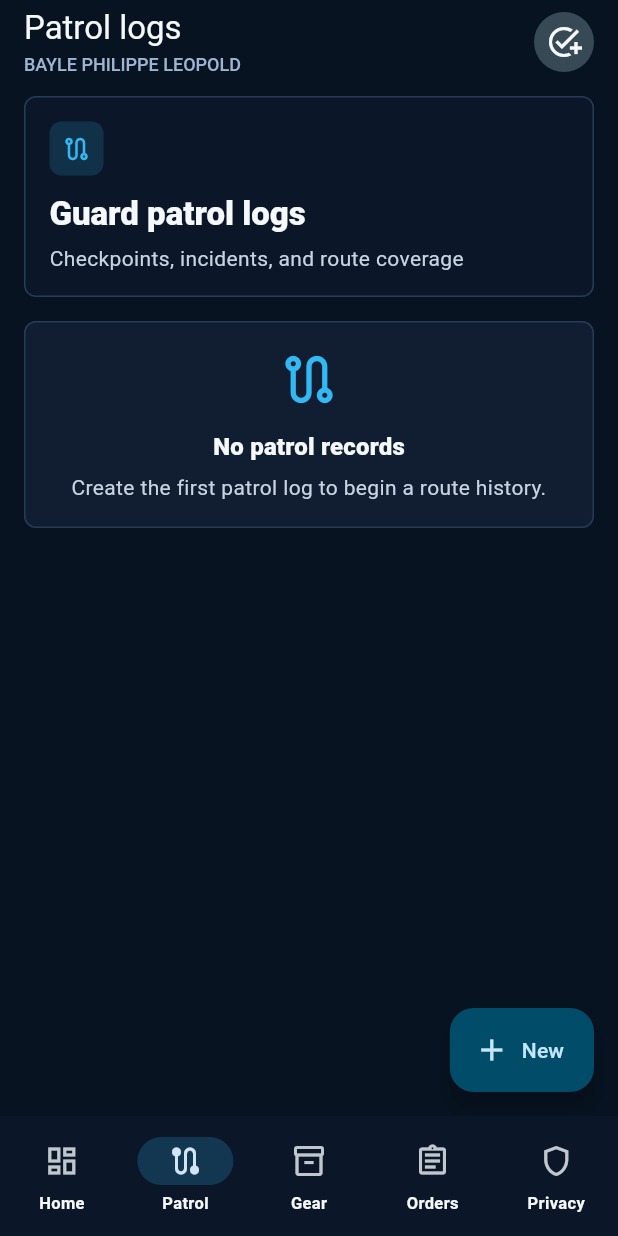
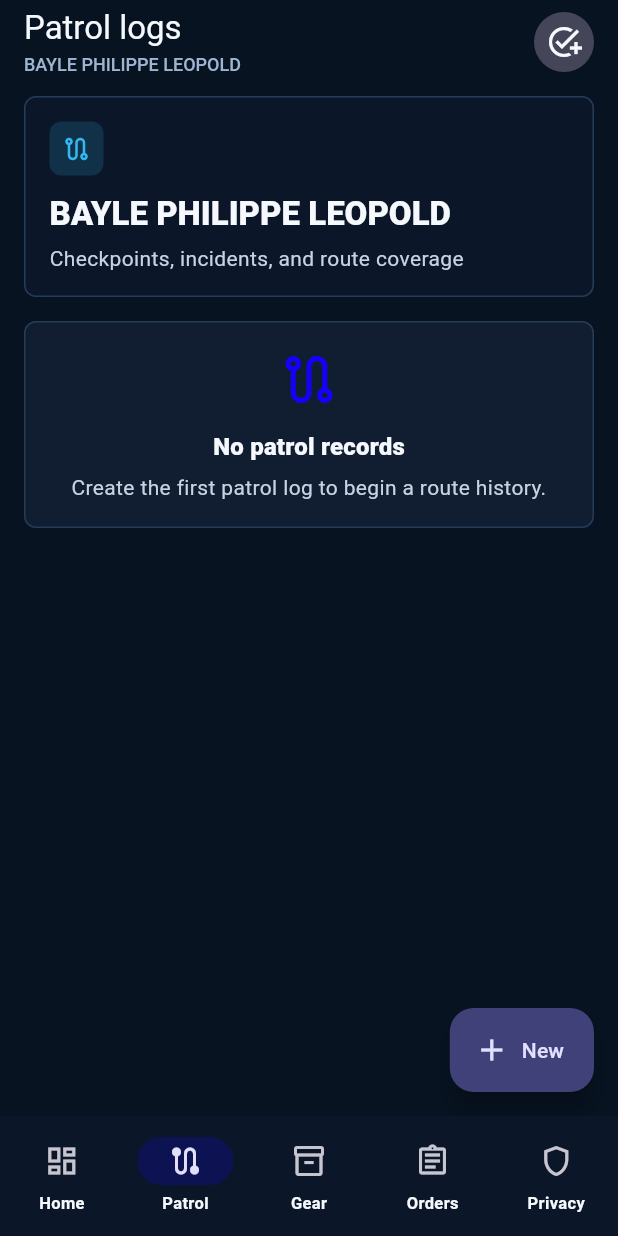
Before and after one commit to EOOrga/68d9d0fd1299230338cc81fd, a Flutter app: the screen it shows after launch, item 2 of the bottom bar chosen, on a phone screen of 412 x 824 dp. Run offline on Flutter 3.47's test engine with Material 3 defaults, Android fonts, the phone set to English and light mode, and no system bars; our stand-ins replace shared_preferences.

Commit message:
Create Flutter variant com.viions.baylephilippeleopold

```diff
--- a/lib/main.dart
+++ b/lib/main.dart
@@ -28,9 +28,9 @@ class BayleOpsApp extends StatelessWidget {
 }
 
 ThemeData _buildTheme() {
-  const primary = Color(0xFF32B8F2);
-  const secondary = Color(0xFF16C7A6);
-  const tertiary = Color(0xFFF4B727);
+  const primary = Color(0xFF1500FF);
+  const secondary = Color(0xFF9500FF);
+  const tertiary = Color(0xFFFF00EA);
   const purple = Color(0xFF8E63F2);
   const surface = Color(0xFF101B2D);
   const background = Color(0xFF071321);
@@ -355,7 +355,7 @@ class _OperationsShellState extends State<OperationsShell> {
     final pages = <Widget>[
       DashboardScreen(records: _records, onOpenRecord: _openDetail),
       KindRecordsScreen(
-        title: 'Guard patrol logs',
+        title: 'BAYLE PHILIPPE LEOPOLD',
         subtitle: 'Checkpoints, incidents, and route coverage',
         emptyText: 'Create the first patrol log to begin a route history.',
         kinds: const [RecordKind.patrolLog],
--- a/pubspec.yaml
+++ b/pubspec.yaml
@@ -1,4 +1,4 @@
-name: bayle_ops
+name: baylephilippeleopold
 description: "Local operations workspace for guard patrols, equipment, procurement, and supply ordering."
 publish_to: 'none'
 version: 1.0.0+1
@@ -26,6 +26,6 @@ flutter:
 flutter_launcher_icons:
   android: true
   image_path: "docs/icon.png"
-  adaptive_icon_background: "#071321"
-  adaptive_icon_foreground: "docs/icon.png"
+  adaptive_icon_background: "#FF00EA"
+  adaptive_icon_foreground: docs/icon.png
   remove_alpha_android: true
```
Also changed, not shown: docs/icon.png, 10 other files.
